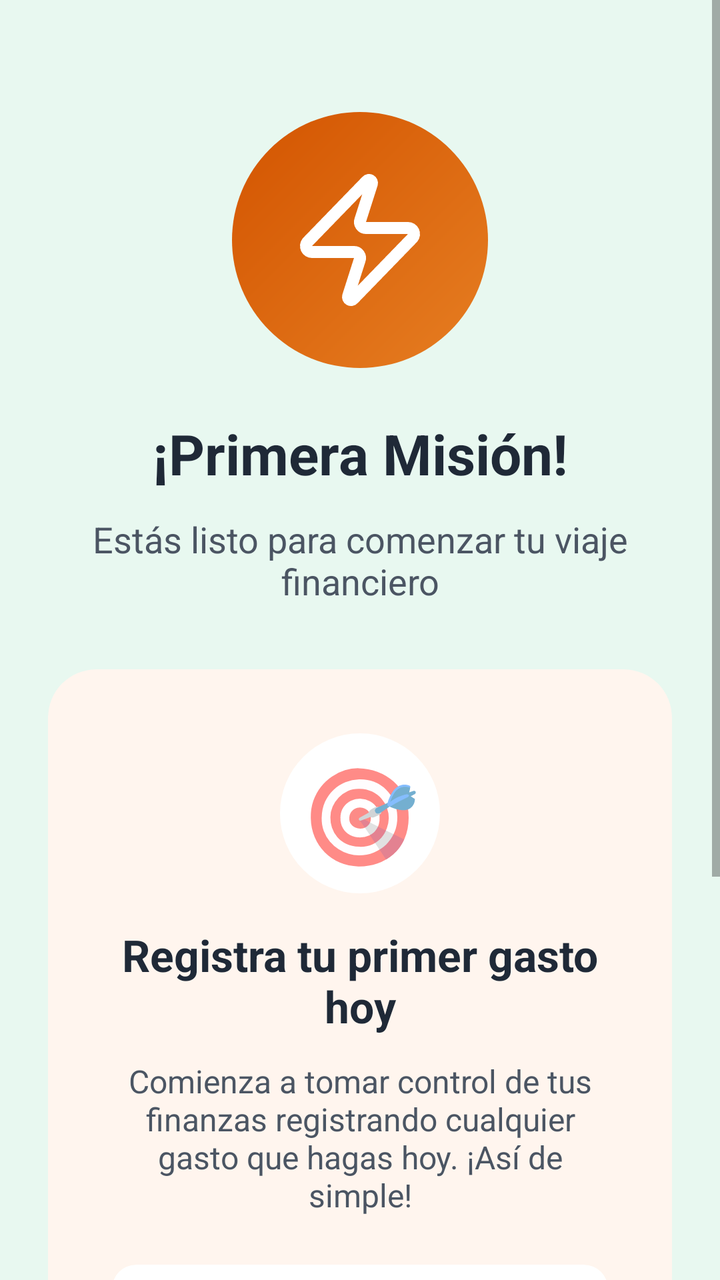
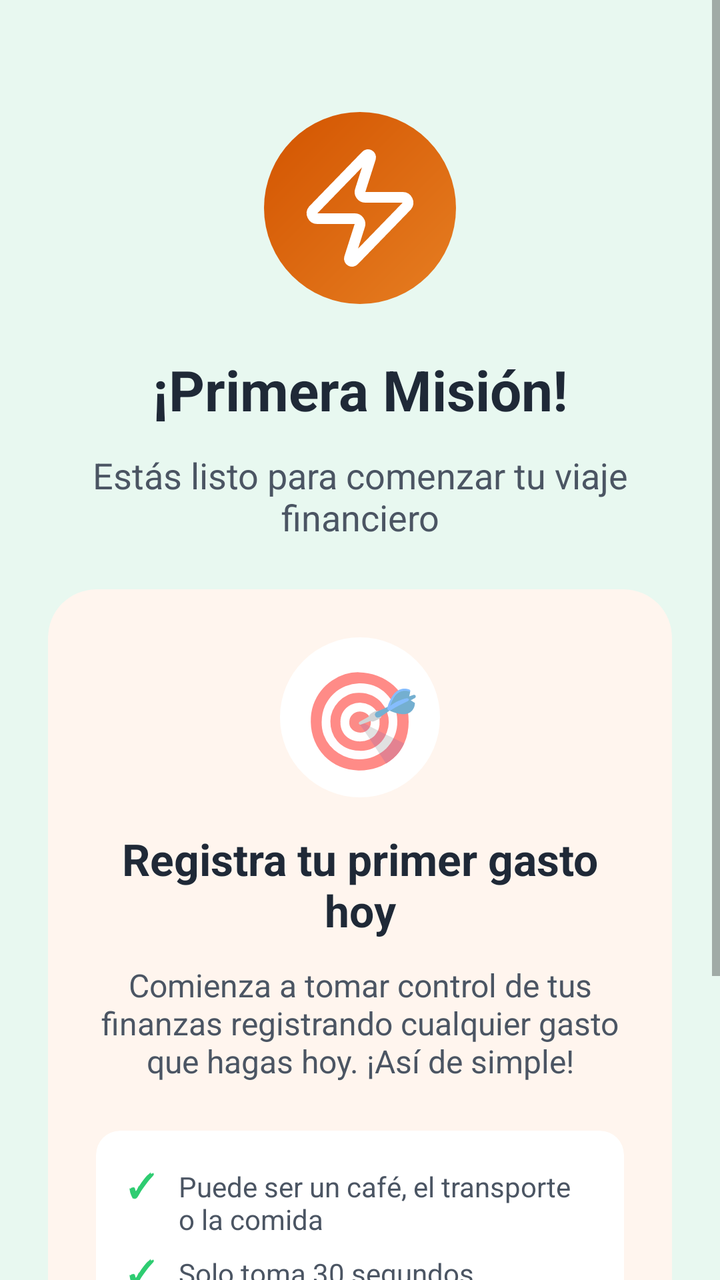

Two renders of the same Android screen: before a commit and after it. Below are the layout's source before the change and the commit's diff.
<!-- AndroidManifest.xml: application theme Theme.Equilibra -->
<!-- res/layout/onboarding_step_mission.xml -->
<?xml version="1.0" encoding="utf-8"?>
<layout xmlns:android="http://schemas.android.com/apk/res/android"
    xmlns:app="http://schemas.android.com/apk/res-auto">

    <data>
        <variable
            name="viewModel"
            type="asunfdiez.com.equilibra.viewmodels.OnboardingViewModel" />
    </data>

    <ScrollView
        android:layout_width="match_parent"
        android:layout_height="match_parent"
        android:fillViewport="true">

        <LinearLayout
            android:layout_width="match_parent"
            android:layout_height="wrap_content"
            android:gravity="center_horizontal"
            android:orientation="vertical"
            android:padding="24dp">

            
            <FrameLayout
                android:layout_width="wrap_content"
                android:layout_height="wrap_content"
                android:layout_marginTop="32dp"
                android:layout_marginBottom="24dp">

                <View
                    android:id="@+id/iconBackground"
                    android:layout_width="128dp"
                    android:layout_height="128dp"
                    android:layout_gravity="center"
                    android:background="@drawable/circle_gradient_accent" />

                <ImageView
                    android:id="@+id/zapIcon"
                    android:layout_width="72dp"
                    android:layout_height="72dp"
                    android:layout_gravity="center"
                    android:src="@drawable/ic_onb_zap"
                    android:tint="@android:color/white" />
            </FrameLayout>

            
            <TextView
                android:layout_width="match_parent"
                android:layout_height="wrap_content"
                android:layout_marginBottom="12dp"
                android:gravity="center"
                android:text="@string/first_mission_title"
                android:textColor="@color/gray_800"
                android:textSize="28sp"
                android:textStyle="bold" />

            
            <TextView
                android:layout_width="match_parent"
                android:layout_height="wrap_content"
                android:layout_marginBottom="32dp"
                android:gravity="center"
                android:text="@string/first_mission_subtitle"
                android:textColor="@color/gray_600"
                android:textSize="18sp" />

            
            <androidx.cardview.widget.CardView
                android:layout_width="match_parent"
                android:layout_height="wrap_content"
                android:layout_marginBottom="32dp"
                app:cardBackgroundColor="#FFF5EE"
                app:cardCornerRadius="24dp"
                app:cardElevation="0dp">

                <LinearLayout
                    android:layout_width="match_parent"
                    android:layout_height="wrap_content"
                    android:orientation="vertical"
                    android:padding="32dp">

                    
                    <FrameLayout
                        android:layout_width="wrap_content"
                        android:layout_height="wrap_content"
                        android:layout_gravity="center"
                        android:layout_marginBottom="16dp">

                        <View
                            android:layout_width="80dp"
                            android:layout_height="80dp"
                            android:layout_gravity="center"
                            android:background="@drawable/circle_white" />

                        <TextView
                            android:layout_width="wrap_content"
                            android:layout_height="wrap_content"
                            android:layout_gravity="center"
                            android:text="@string/goal_emoji"
                            android:textSize="48sp" />
                    </FrameLayout>

                    
                    <TextView
                        android:layout_width="match_parent"
                        android:layout_height="wrap_content"
                        android:layout_marginBottom="12dp"
                        android:gravity="center"
                        android:text="@string/first_expense_today"
                        android:textColor="@color/gray_800"
                        android:textSize="22sp"
                        android:textStyle="bold" />

                    
                    <TextView
                        android:layout_width="match_parent"
                        android:layout_height="wrap_content"
                        android:layout_marginBottom="24dp"
                        android:gravity="center"
                        android:text="@string/first_expense_today_explanation"
                        android:textColor="@color/gray_600"
                        android:textSize="16sp" />

                    
                    <androidx.cardview.widget.CardView
                        android:layout_width="match_parent"
                        android:layout_height="wrap_content"
                        app:cardBackgroundColor="@android:color/white"
                        app:cardCornerRadius="12dp"
                        app:cardElevation="0dp">

                        <LinearLayout
                            android:layout_width="match_parent"
                            android:layout_height="wrap_content"
                            android:orientation="vertical"
                            android:padding="16dp">

                            
                            <LinearLayout
                                android:layout_width="match_parent"
                                android:layout_height="wrap_content"
                                android:layout_marginBottom="8dp"
                                android:gravity="top"
                                android:orientation="horizontal">

                                <TextView
                                    android:layout_width="wrap_content"
                                    android:layout_height="wrap_content"
                                    android:text="@string/checked_emoji"
                                    android:textColor="@color/primary"
                                    android:textSize="16sp"
                                    android:textStyle="bold" />

                                <TextView
                                    android:layout_width="0dp"
                                    android:layout_height="wrap_content"
                                    android:layout_marginStart="12dp"
                                    android:layout_weight="1"
                                    android:text="@string/first_expense_today_example"
                                    android:textColor="@color/gray_600"
                                    android:textSize="14sp" />
                            </LinearLayout>

                            
                            <LinearLayout
                                android:layout_width="match_parent"
                                android:layout_height="wrap_content"
                                android:layout_marginBottom="8dp"
                                android:gravity="top"
                                android:orientation="horizontal">

                                <TextView
                                    android:layout_width="wrap_content"
                                    android:layout_height="wrap_content"
                                    android:text="@string/checked_emoji"
                                    android:textColor="@color/primary"
                                    android:textSize="16sp"
                                    android:textStyle="bold" />

                                <TextView
                                    android:layout_width="0dp"
                                    android:layout_height="wrap_content"
                                    android:layout_marginStart="12dp"
                                    android:layout_weight="1"
                                    android:text="@string/register_expense_motivate"
                                    android:textColor="@color/gray_600"
                                    android:textSize="14sp" />
                            </LinearLayout>

                            
                            <LinearLayout
                                android:layout_width="match_parent"
                                android:layout_height="wrap_content"
                                android:gravity="top"
                                android:orientation="horizontal">

                                <TextView
                                    android:layout_width="wrap_content"
                                    android:layout_height="wrap_content"
                                    android:text="@string/checked_emoji"
                                    android:textColor="@color/primary"
                                    android:textSize="16sp"
                                    android:textStyle="bold" />

                                <TextView
                                    android:layout_width="0dp"
                                    android:layout_height="wrap_content"
                                    android:layout_marginStart="12dp"
                                    android:layout_weight="1"
                                    android:text="@string/first_expense_gamification"
                                    android:textColor="@color/gray_600"
                                    android:textSize="14sp" />
                            </LinearLayout>

                        </LinearLayout>
                    </androidx.cardview.widget.CardView>

                </LinearLayout>
            </androidx.cardview.widget.CardView>

            
            <com.google.android.material.button.MaterialButton
                style="@style/Equilibra.Button.Primary"
                android:id="@+id/startButton"
                android:layout_width="match_parent"
                android:layout_height="wrap_content"
                android:text="@string/btn_start"
                app:icon="@drawable/ic_onb_zap"
                app:iconGravity="textStart"
                app:iconTint="@android:color/white"
                app:iconPadding="12dp"
                app:iconSize="24dp"
                app:rippleColor="@android:color/white" />

        </LinearLayout>
    </ScrollView>
</layout>
<!-- resources referenced by this layout -->
<resources>
  <color name="gray_600">#4B5563</color>
  <color name="gray_800">#1F2937</color>
  <color name="primary">#2ECC71</color>
  <!-- drawable circle_gradient_accent (drawable) -->
  <?xml version="1.0" encoding="utf-8"?>
  <shape xmlns:android="http://schemas.android.com/apk/res/android"
      android:shape="oval">
      <gradient
          android:type="linear"
          android:angle="135"
          android:startColor="@color/accent"
          android:endColor="#D35400" />
      <size
          android:width="128dp"
          android:height="128dp" />
  </shape>
  <!-- drawable circle_white (drawable) -->
  <?xml version="1.0" encoding="utf-8"?>
  <shape xmlns:android="http://schemas.android.com/apk/res/android"
      android:shape="oval">
      <solid android:color="@android:color/white" />
      <size
          android:width="80dp"
          android:height="80dp" />
  </shape>
  <!-- drawable ic_onb_zap (drawable) -->
  ﻿<vector xmlns:android="http://schemas.android.com/apk/res/android"
      android:width="24dp" android:height="24dp"
      android:viewportWidth="24" android:viewportHeight="24">  <path android:fillColor="#00000000" android:strokeColor="#FF000000" android:strokeWidth="2" android:strokeLineCap="round" android:strokeLineJoin="round" android:pathData="M4 14a1 1 0 0 1-.78-1.63l9.9-10.2a.5.5 0 0 1 .86.46l-1.92 6.02A1 1 0 0 0 13 10h7a1 1 0 0 1 .78 1.63l-9.9 10.2a.5.5 0 0 1-.86-.46l1.92-6.02A1 1 0 0 0 11 14z" />
  </vector>
  <string name="btn_start">¡Comenzar mi viaje!</string>
  <string name="checked_emoji">✓</string>
  <string name="first_expense_gamification">Ganarás tu primer logro al completarlo</string>
  <string name="first_expense_today">Registra tu primer gasto hoy</string>
  <string name="first_expense_today_example">Puede ser un café, el transporte o la comida</string>
  <string name="first_expense_today_explanation">Comienza a tomar control de tus finanzas registrando cualquier gasto que hagas hoy. ¡Así de simple!</string>
  <string name="first_mission_subtitle">Estás listo para comenzar tu viaje financiero</string>
  <string name="first_mission_title">¡Primera Misión!</string>
  <string name="goal_emoji">🎯</string>
  <string name="register_expense_motivate">Solo toma 30 segundos registrarlo</string>
  <style name="Equilibra.Button.Primary" parent="Widget.MaterialComponents.Button">
          <item name="android:backgroundTint">@color/primary</item>
          <item name="cornerRadius">12dp</item>
          <item name="android:textColor">@android:color/white</item>
          <item name="android:textSize">18sp</item>
          <item name="android:textStyle">bold</item>
          <item name="android:minHeight">56dp</item>
          <item name="android:paddingLeft">16dp</item>
          <item name="android:paddingRight">16dp</item>
          <item name="android:paddingTop">12dp</item>
          <item name="android:paddingBottom">12dp</item>
          <item name="android:includeFontPadding">false</item>
      </style>
  <style name="Theme.Equilibra" parent="Theme.MaterialComponents.DayNight.NoActionBar">
          <item name="colorPrimary">@color/primary_main</item>
          <item name="colorPrimaryVariant">@color/primary_light</item>
          <item name="colorOnPrimary">@color/white</item>
  
          <item name="colorSecondary">@color/secondary_main</item>
          <item name="colorSecondaryVariant">@color/secondary_light</item>
          <item name="colorOnSecondary">@color/white</item>
  
          <item name="android:statusBarColor">@color/primary_light</item>
          <item name="android:windowBackground">@color/primary_lightest</item>
  
          <item name="colorAccent">@color/accent_main</item>
      </style>
  <color name="accent">#E67E22</color>
  <color name="primary_main">#2ECC71</color>
  <color name="primary_light">#27AE60</color>
  <color name="white">#FFFFFF</color>
  <color name="secondary_main">#3498DB</color>
  <color name="secondary_light">#5DADE2</color>
  <color name="primary_lightest">#E8F8F0</color>
  <color name="accent_main">#E67E22</color>
</resources>

<!-- the commit's change to res/layout/onboarding_step_mission.xml (unified diff, before → after) -->
@@ -29,15 +29,15 @@
 
                 <View
                     android:id="@+id/iconBackground"
-                    android:layout_width="128dp"
-                    android:layout_height="128dp"
+                    android:layout_width="96dp"
+                    android:layout_height="96dp"
                     android:layout_gravity="center"
                     android:background="@drawable/circle_gradient_accent" />
 
                 <ImageView
                     android:id="@+id/zapIcon"
-                    android:layout_width="72dp"
-                    android:layout_height="72dp"
+                    android:layout_width="64dp"
+                    android:layout_height="64dp"
                     android:layout_gravity="center"
                     android:src="@drawable/ic_onb_zap"
                     android:tint="@android:color/white" />
@@ -58,7 +58,7 @@
             <TextView
                 android:layout_width="match_parent"
                 android:layout_height="wrap_content"
-                android:layout_marginBottom="32dp"
+                android:layout_marginBottom="24dp"
                 android:gravity="center"
                 android:text="@string/first_mission_subtitle"
                 android:textColor="@color/gray_600"
@@ -68,7 +68,7 @@
             <androidx.cardview.widget.CardView
                 android:layout_width="match_parent"
                 android:layout_height="wrap_content"
-                android:layout_marginBottom="32dp"
+                android:layout_marginBottom="12dp"
                 app:cardBackgroundColor="#FFF5EE"
                 app:cardCornerRadius="24dp"
                 app:cardElevation="0dp">
@@ -77,7 +77,7 @@
                     android:layout_width="match_parent"
                     android:layout_height="wrap_content"
                     android:orientation="vertical"
-                    android:padding="32dp">
+                    android:padding="24dp">
 
                     
                     <FrameLayout
